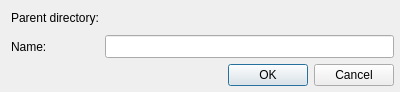
First picture: the form in src/corelibs/U2Designer/src/ui/CreateDirectoryDialog.ui, repository violethaze74/ugene, before the edit.
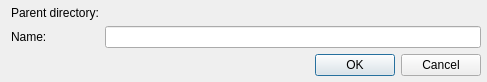
Second picture: the form after the edit.

Commit message: UGENE-2804 Incorrect behavior of "CreateDirectoryDialog" dialog on the resize event

```diff
--- a/src/corelibs/U2Designer/src/ui/CreateDirectoryDialog.ui
+++ b/src/corelibs/U2Designer/src/ui/CreateDirectoryDialog.ui
@@ -6,20 +6,17 @@
    <rect>
     <x>0</x>
     <y>0</y>
-    <width>400</width>
-    <height>92</height>
+    <width>487</width>
+    <height>104</height>
    </rect>
   </property>
-  <property name="sizePolicy">
-   <sizepolicy hsizetype="Fixed" vsizetype="Fixed">
-    <horstretch>0</horstretch>
-    <verstretch>0</verstretch>
-   </sizepolicy>
-  </property>
   <property name="windowTitle">
    <string>Create a directory</string>
   </property>
   <layout class="QVBoxLayout" name="verticalLayout">
+   <property name="sizeConstraint">
+    <enum>QLayout::SetMinAndMaxSize</enum>
+   </property>
    <property name="topMargin">
     <number>6</number>
    </property>
@@ -31,8 +28,17 @@
    </property>
    <item>
     <layout class="QGridLayout" name="gridLayout">
+     <property name="sizeConstraint">
+      <enum>QLayout::SetMinAndMaxSize</enum>
+     </property>
      <item row="0" column="0">
       <widget class="QLabel" name="label">
+       <property name="sizePolicy">
+        <sizepolicy hsizetype="Preferred" vsizetype="Fixed">
+         <horstretch>0</horstretch>
+         <verstretch>0</verstretch>
+        </sizepolicy>
+       </property>
        <property name="text">
         <string>Parent directory:</string>
        </property>
@@ -40,12 +46,6 @@
      </item>
      <item row="0" column="1">
       <widget class="QLabel" name="dirLabel">
-       <property name="sizePolicy">
-        <sizepolicy hsizetype="Expanding" vsizetype="Preferred">
-         <horstretch>0</horstretch>
-         <verstretch>0</verstretch>
-        </sizepolicy>
-       </property>
        <property name="text">
         <string/>
        </property>
@@ -54,7 +54,7 @@
      <item row="1" column="0">
       <widget class="QLabel" name="nameLabel">
        <property name="sizePolicy">
-        <sizepolicy hsizetype="Preferred" vsizetype="Preferred">
+        <sizepolicy hsizetype="Preferred" vsizetype="Fixed">
          <horstretch>0</horstretch>
          <verstretch>0</verstretch>
         </sizepolicy>
@@ -65,14 +65,7 @@
       </widget>
      </item>
      <item row="1" column="1">
-      <widget class="QLineEdit" name="nameEdit">
-       <property name="sizePolicy">
-        <sizepolicy hsizetype="Expanding" vsizetype="Preferred">
-         <horstretch>0</horstretch>
-         <verstretch>0</verstretch>
-        </sizepolicy>
-       </property>
-      </widget>
+      <widget class="QLineEdit" name="nameEdit"/>
      </item>
     </layout>
    </item>
```
